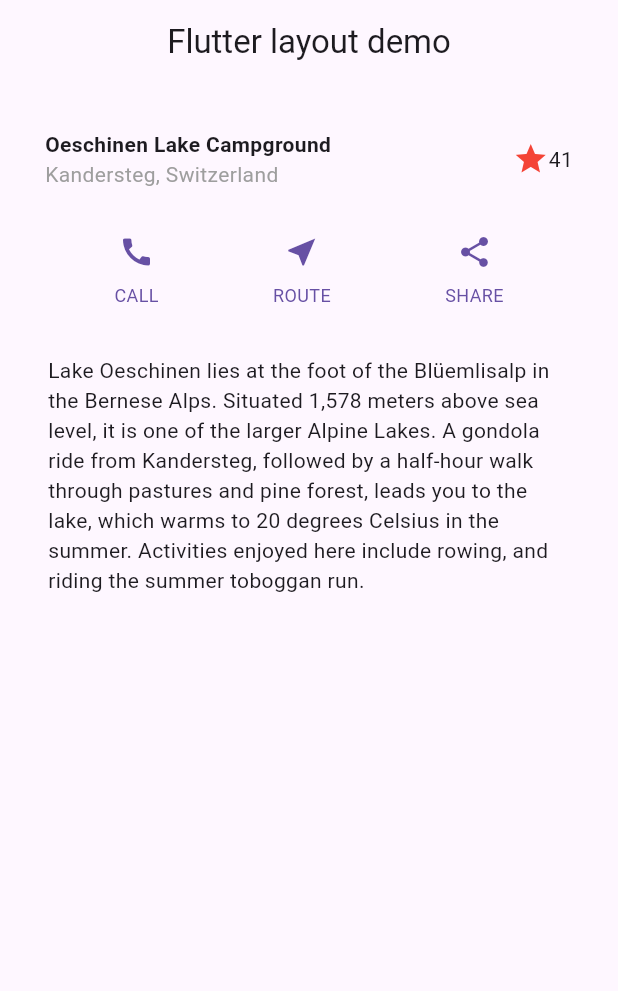
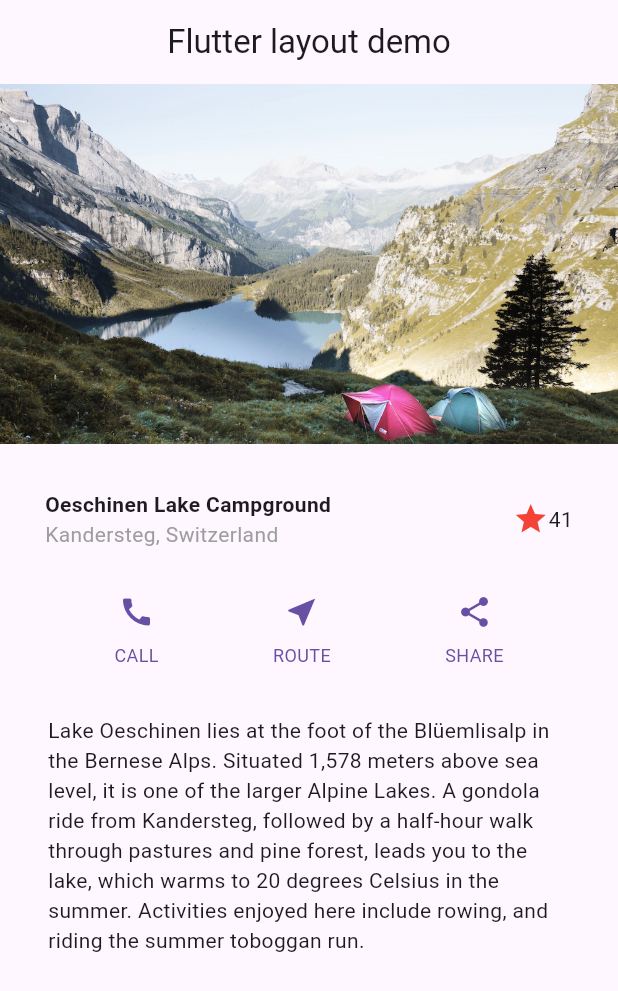
Before and after one commit to hikaru-yajima-nz/fluttter_tutorial, a Flutter app: the screen it shows after launch, on a phone screen of 412 x 824 dp. Shown: the top 991 px of the screen. Run offline on Flutter 3.47's test engine with Material 3 defaults, Android fonts, the phone set to English and light mode, and no system bars.

```diff
--- a/lib/main.dart
+++ b/lib/main.dart
@@ -19,6 +19,7 @@ class MyApp extends StatelessWidget {
         body: const SingleChildScrollView(
           child: Column(
             children: [
+              ImageSection(image: 'images/lake.jpg'),
               TitleSection(
                 name: 'Oeschinen Lake Campground',
                 location: 'Kandersteg, Switzerland',
@@ -167,8 +168,30 @@ class TextSection extends StatelessWidget {
         padding: const EdgeInsets.all(32),
         child: Text(
           discription,
-          softWrap: true,//
+          softWrap: true,
+          //テキストがコンテナの幅を超えた場合に、自動的に改行を行う。
+          //falseはテキストはコンテナの幅を超えても一行で表示され、横スクロールが必要
         )
     );
   }
 }
+
+
+class ImageSection extends StatelessWidget {
+  const ImageSection({super.key, required this.image});
+
+  final String image;
+
+  @override
+  Widget build(BuildContext context) {
+    return Image.asset(
+      image,
+      width: 600,
+      height: 240,
+      fit: BoxFit.cover,
+      //幅と高さが決まった領域に、アスペクト比が異なる画像を表示する場合、
+      //BoxFit.cover を使うと、画像全体が領域内に収まるように拡大縮小されますが、
+      //画面からはみ出た部分は切り取られます。
+    );
+  }
+}
--- a/pubspec.yaml
+++ b/pubspec.yaml
@@ -58,9 +58,10 @@ flutter:
   # the material Icons class.
   uses-material-design: true
 
+
   # To add assets to your application, add an assets section, like this:
-  # assets:
-  #   - images/a_dot_burr.jpeg
+  assets:
+    - images/lake.jpg
   #   - images/a_dot_ham.jpeg
 
   # An image asset can refer to one or more resolution-specific "variants", see
```
